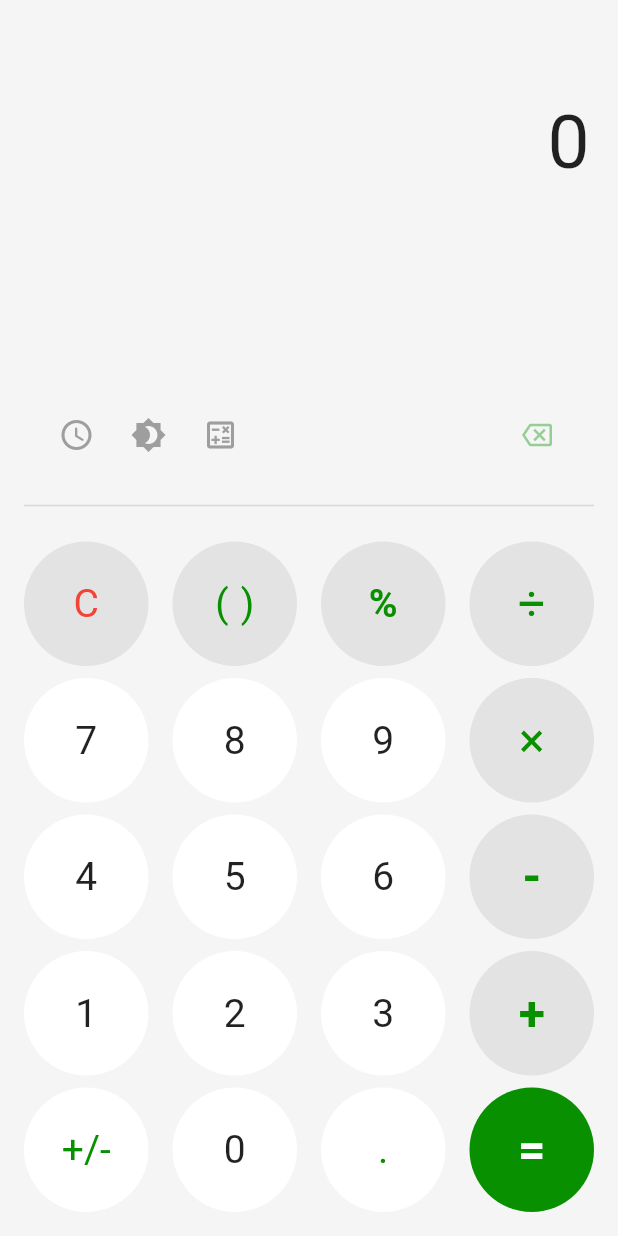
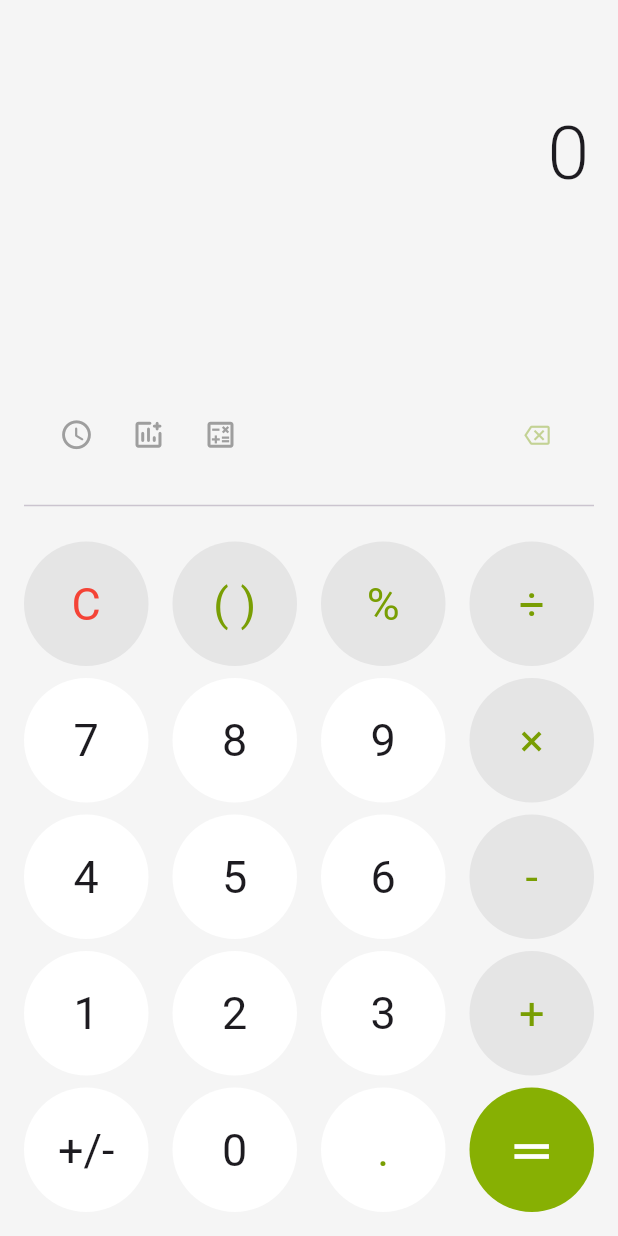
Before and after one commit to Rana76-u/files, a Flutter app: the screen it shows after launch, on a phone screen of 412 x 824 dp. Run offline on Flutter 3.47's test engine with Material 3 defaults, Android fonts, the phone set to English and light mode, and no system bars; our stand-ins replace equatable, file_picker, flutter_bloc, flutter_secure_storage, get, hive and 4 more; missing offline and left inert: open_file_plus; accounts and stored records are empty.

Commit message:
With Calculator UI 2

```diff
--- a/lib/Bloc/Calculator Logics/cubits/theme/theme_cubit.dart
+++ /dev/null
@@ -1,33 +0,0 @@
-import 'package:collection/collection.dart';
-import 'package:equatable/equatable.dart';
-import 'package:flutter/material.dart';
-import 'package:hydrated_bloc/hydrated_bloc.dart';
-import '../../../../Themes/app_theme.dart';
-part 'theme_state.dart';
-
-class ThemeCubit extends Cubit<ThemeMode> with HydratedMixin {
-  ThemeCubit() : super(ThemeMode.light) {
-    hydrate();
-    _onSetStatusBarAndNavigationBarColors(state);
-  }
-
-  void onToggleTheme({ThemeMode? themeMode}) {
-    themeMode ??= (state == ThemeMode.light ? ThemeMode.dark : ThemeMode.light);
-    _onSetStatusBarAndNavigationBarColors(themeMode);
-    emit(themeMode);
-  }
-
-  void _onSetStatusBarAndNavigationBarColors(ThemeMode themeMode) =>
-      AppTheme.setStatusBarAndNavigationBarColors(themeMode);
-
-  @override
-  ThemeMode? fromJson(Map<String, dynamic> json) {
-    return ThemeMode.values
-        .firstWhereOrNull((element) => element.name == json['value']);
-  }
-
-  @override
-  Map<String, dynamic>? toJson(ThemeMode state) {
-    return {'value': state.name};
-  }
-}
--- a/lib/Screens/calculator_screens/main/main_screen.dart
+++ b/lib/Screens/calculator_screens/main/main_screen.dart
@@ -1,10 +1,16 @@
+import 'dart:io';
+
+import 'package:files/APIs/folder_api.dart';
+import 'package:files/APIs/hive_api.dart';
 import 'package:flutter/material.dart';
 import 'package:flutter_bloc/flutter_bloc.dart';
+import 'package:get/get.dart';
+import 'package:path_provider/path_provider.dart';
 import '../../../APIs/calculation.dart';
 import '../../../Bloc/Calculator Logics/cubits/calculation/calculation_cubit.dart';
 import '../../../Bloc/Calculator Logics/cubits/history/history_cubit.dart';
-import '../../../Bloc/Calculator Logics/cubits/theme/theme_cubit.dart';
 import '../../../components/helpers/utils.dart';
+import '../../Hidden/Hidden Home/hidden_home.dart';
 
 class ButtonModel {
   final String operator;
@@ -59,7 +65,7 @@ class _MainScreenState extends State<MainScreen> {
     ButtonModel(operator: '+/-'),
     ButtonModel(operator: '0'),
     ButtonModel(operator: '.'),
-    ButtonModel(operator: '=', tooltip: 'Equal', size: 32.0, isBold: true),
+    ButtonModel(operator: '＝', tooltip: 'Equal', size: 32.0, isBold: true),
   ];
 
   @override
@@ -74,10 +80,6 @@ class _MainScreenState extends State<MainScreen> {
     });
   }
 
-  void _setTheme() {
-    context.read<ThemeCubit>().onToggleTheme();
-  }
-
   @override
   Widget build(BuildContext context) {
     final histories =
@@ -87,9 +89,6 @@ class _MainScreenState extends State<MainScreen> {
     final question = calculationState.question;
     final answer = calculationState.answer;
     final isInitial = calculationState.isInitial;
-    final themeMode = context.select((ThemeCubit cubit) => cubit.state);
-    final themeIcon =
-        themeMode == ThemeMode.light ? Icons.brightness_4 : Icons.brightness_5;
 
     return BlocListener<CalculationCubit, CalculationState>(
       listener: (context, state) {
@@ -135,7 +134,7 @@ class _MainScreenState extends State<MainScreen> {
                                   text: question[index],
                                   style: TextStyle(
                                     color: !Utils.isNumber(question[index])
-                                        ? Theme.of(context).primaryColor
+                                        ? const Color(0xFF799e03)//Theme.of(context).primaryColor
                                         : null,
                                   ),
                                 ),
@@ -143,7 +142,8 @@ class _MainScreenState extends State<MainScreen> {
                             ),
                             textAlign: TextAlign.end,
                             style: const TextStyle(
-                              fontSize: 50,
+                                fontSize:  50,
+                              fontWeight: FontWeight.w300
                               /*increase1
                                   ? increase2
                                   ? 26.0
@@ -155,7 +155,7 @@ class _MainScreenState extends State<MainScreen> {
                       ),
                       if (answer != null)
                         Padding(
-                          padding: const EdgeInsets.only(top: 22.0),
+                          padding: const EdgeInsets.only(bottom: 45.0),
                           child: SelectableText.rich(
                             TextSpan(
                               children: [
@@ -168,9 +168,10 @@ class _MainScreenState extends State<MainScreen> {
                               ],
                             ),
                             textAlign: TextAlign.end,
-                            style: const TextStyle(
-                                fontSize: 32.0,
-                              color: Colors.grey
+                            style: TextStyle(
+                                fontSize: 28.0,
+                              color: Colors.grey.shade600,
+                              fontWeight: FontWeight.w300
                             ),
                           ),
                         ),
@@ -202,16 +203,21 @@ class _MainScreenState extends State<MainScreen> {
                                     _isHistoryVisible
                                         ? Icons.calculate
                                         : Icons.access_time_rounded,
-                                    color: Colors.grey,
+                                    color: Colors.grey.shade500,
+                                    size: 23,
                                   ),
                                 ),
                               ),
                               Tooltip(
-                                message: 'Switch Theme',
+                                message: 'Unit Converter',
                                 child: IconButton(
                                   splashRadius: 20.0,
-                                  onPressed: _setTheme,
-                                  icon: Icon(themeIcon, color: Colors.grey,),
+                                  onPressed: () {},
+                                  icon: const Icon(
+                                    Icons.add_chart_rounded,
+                                    color: Colors.grey,
+                                    size: 23,
+                                  ),
                                 ),
                               ),
                               Tooltip(
@@ -219,7 +225,9 @@ class _MainScreenState extends State<MainScreen> {
                                 child: IconButton(
                                   onPressed: () {},
                                   splashRadius: 20.0,
-                                  icon: const Icon(Icons.calculate_outlined, color: Colors.grey,),
+                                  icon: const Icon(Icons.calculate_outlined,
+                                    color: Colors.grey,
+                                    size: 23,),
                                 ),
                               ),
                             ],
@@ -230,13 +238,13 @@ class _MainScreenState extends State<MainScreen> {
                           child: IconButton(
                             splashRadius: 20.0,
                             disabledColor:
-                                Theme.of(context).primaryColor.withOpacity(0.4),
-                            color: Theme.of(context).primaryColor,
+                            const Color(0xFF799e03).withOpacity(0.4),
+                            color: const Color(0xFF799e03),//Theme.of(context).primaryColor,
                             onPressed: isInitial
                                 ? null
                                 : () =>
                                     context.read<CalculationCubit>().onDelete(),
-                            icon: const Icon(Icons.backspace_outlined, size: 20,),
+                            icon: const Icon(Icons.backspace_outlined, size: 17,),
                           ),
                         ),
                       ],
@@ -392,15 +400,16 @@ class __ButtonItemState extends State<_ButtonItem> {
     final isParentheses = operator == '()';
     final isDelete = operator == '⌫';
     final isClear = operator == 'C';
-    final isEqual = operator == '=';
+    final isEqual = operator == '＝';
     final color = isEqual
         ? Colors.white
         : isClear
-            ? Colors.red
-            : Utils.isNumber(operator)
-                ? Theme.of(context).textTheme.bodyMedium?.color
-                : Theme.of(context).primaryColor;
-    final backgroundColor = isEqual ? Theme.of(context).primaryColor
+        ? Colors.red
+        : Utils.isNumber(operator) || operator == '+/-'
+        ? Theme.of(context).textTheme.bodyMedium?.color
+        :  const Color(0xFF799e03);//Theme.of(context).primaryColor;
+
+    final backgroundColor = isEqual ? const Color(0xFF87b003)//Theme.of(context).primaryColor
         :
         isParentheses || isClear || (!Utils.isNumber(operator) && operator != '+/-' && operator != '.')
             ? Theme.of(context).textTheme.bodyMedium?.color?.withOpacity(0.075)
@@ -408,8 +417,8 @@ class __ButtonItemState extends State<_ButtonItem> {
             Colors.white;
     //Theme.of(context).textTheme.bodyMedium?.color?.withOpacity(0.1);
 
-    final size = widget.buttonModel.size;
-    final isBold = widget.buttonModel.isBold;
+    //final size = widget.buttonModel.size;
+    //final isBold = widget.buttonModel.isBold;
 
     return Tooltip(
       message: tooltip,
@@ -446,7 +455,21 @@ class __ButtonItemState extends State<_ButtonItem> {
               } else if (isClear) {
                 context.read<CalculationCubit>().onClear();
               } else if (isEqual) {
-                context.read<CalculationCubit>().onEqual();
+
+                if (context.read<CalculationCubit>().state.question.contains(password)) {
+
+                  final directory = await getApplicationDocumentsDirectory();
+                  final rootFolder = Directory('${directory.path}/root');
+                  //if the root directory exists then go, otherwise create the root folder first
+                  if(await rootFolder.exists() == false){
+                    await createFolder('', '');
+                  }
+
+                  Get.to(() => const HiddenHome());
+                }
+                else{
+                  context.read<CalculationCubit>().onEqual();
+                }
               } else {
                 context.read<CalculationCubit>().onAdd(operator);
               }
@@ -463,9 +486,10 @@ class __ButtonItemState extends State<_ButtonItem> {
                     duration: const Duration(milliseconds: 100),
                     style: TextStyle(
                       color: color,
-                      fontSize: size - (isHold ? 5 : 0),
+                      fontSize: 30 - (isHold ? 5 : 0), ///size - (isHold ? 5 : 0)
                       letterSpacing: isParentheses ? 8 : null,
-                      fontWeight: isBold ? FontWeight.bold : FontWeight.normal,
+                      //fontWeight: isBold ? FontWeight.bold : FontWeight.normal,
+                      fontWeight: isEqual ? FontWeight.bold : FontWeight.normal
                     ),
                     child: Text(operator),
                   ),
--- a/lib/Themes/app_color.dart
+++ /dev/null
@@ -1,7 +0,0 @@
-import 'package:flutter/material.dart';
-
-class AppColor {
-  AppColor._();
-
-  static const Color primary = Color(0xFF089000);
-}
--- a/lib/Themes/app_theme.dart
+++ /dev/null
@@ -1,49 +0,0 @@
-import 'package:flutter/material.dart';
-import 'package:flutter/services.dart';
-
-import '../components/material_color_generator.dart';
-import 'app_color.dart';
-
-class AppTheme {
-  static ThemeData light = ThemeData(
-    appBarTheme: const AppBarTheme(
-      backgroundColor: Colors.white,
-      foregroundColor: Colors.black,
-      elevation: 0,
-    ),
-    brightness: Brightness.light,
-    primaryColor: AppColor.primary,
-    primarySwatch: MaterialColorGenerator.from(AppColor.primary),
-    scaffoldBackgroundColor: Colors.white,
-    useMaterial3: false,
-    visualDensity: VisualDensity.adaptivePlatformDensity,
-  );
-
-  static ThemeData dark = ThemeData(
-    appBarTheme: const AppBarTheme(
-      backgroundColor: Colors.black,
-      elevation: 0,
-    ),
-    brightness: Brightness.dark,
-    primaryColor: AppColor.primary,
-    primarySwatch: MaterialColorGenerator.from(AppColor.primary),
-    scaffoldBackgroundColor: Colors.black,
-    useMaterial3: false,
-    visualDensity: VisualDensity.adaptivePlatformDensity,
-  );
-
-  static void setStatusBarAndNavigationBarColors(ThemeMode themeMode) {
-    SystemChrome.setSystemUIOverlayStyle(SystemUiOverlayStyle(
-      statusBarColor: Colors.transparent,
-      statusBarBrightness:
-          themeMode == ThemeMode.light ? Brightness.light : Brightness.dark,
-      statusBarIconBrightness:
-          themeMode == ThemeMode.light ? Brightness.dark : Brightness.light,
-      systemNavigationBarIconBrightness:
-          themeMode == ThemeMode.light ? Brightness.dark : Brightness.light,
-      systemNavigationBarColor:
-          themeMode == ThemeMode.light ? Colors.white : Colors.black,
-      systemNavigationBarDividerColor: Colors.transparent,
-    ));
-  }
-}
--- a/lib/main.dart
+++ b/lib/main.dart
@@ -1,21 +1,32 @@
-import 'package:files/Screens/Hidden/Hidden%20Home/hidden_home.dart';
+import 'package:files/APIs/hive_api.dart';
+import 'package:files/Bloc/Hidden%20Home%20Bloc/hidden_home_bloc.dart';
 import 'package:flutter/material.dart';
 import 'package:flutter_bloc/flutter_bloc.dart';
 import 'package:get/get.dart';
+import 'package:hive_flutter/hive_flutter.dart';
 import 'package:hydrated_bloc/hydrated_bloc.dart';
 import 'package:path_provider/path_provider.dart';
-
 import 'Bloc/Calculator Logics/cubits/history/history_cubit.dart';
-import 'Bloc/Calculator Logics/cubits/theme/theme_cubit.dart';
-import 'Themes/app_theme.dart';
 import 'Widgets/app_router.dart';
 import 'components/custom_scroll_behavior.dart';
 
 void main() async {
   WidgetsFlutterBinding.ensureInitialized();
+  await Hive.initFlutter();
+
+  if(Hive.isBoxOpen('userDetails')) {
+    password = getFromHive('password')!;
+  }
+  else{
+    await Hive.openBox<String>('userDetails');
+    addToHive('password', '75+12');
+    password = '75+12';
+  }
+
   HydratedBloc.storage = await HydratedStorage.build(
     storageDirectory: await getTemporaryDirectory(),
   );
+
   runApp(const MyApp());
 }
 
@@ -30,18 +41,18 @@ class MyApp extends StatelessWidget {
         BlocProvider<HistoryCubit>(
           create: (context) => HistoryCubit(),
         ),
-        BlocProvider<ThemeCubit>(
-          create: (context) => ThemeCubit(),
+        BlocProvider<HiddenHomeBloc>(
+          create: (context) => HiddenHomeBloc(),
         ),
       ],
       child: Builder(
         builder: (context) {
-          final themeMode = context.select((ThemeCubit cubit) => cubit.state);
 
-          return MaterialApp(
-            theme: AppTheme.light,
-            darkTheme: AppTheme.dark,
-            themeMode: themeMode,
+          return GetMaterialApp(
+            theme: ThemeData(
+              colorScheme: ColorScheme.fromSeed(seedColor: Colors.deepPurple),
+              useMaterial3: true,
+            ),
             debugShowCheckedModeBanner: false,
             //title: Config.appName,
             onGenerateRoute: AppRouter().onGenerateRoute,
@@ -55,12 +66,3 @@ class MyApp extends StatelessWidget {
     );
   }
 }
-
-/*return GetMaterialApp(
-            debugShowCheckedModeBanner: false,
-            theme: ThemeData(
-              colorScheme: ColorScheme.fromSeed(seedColor: Colors.deepPurple),
-              useMaterial3: true,
-            ),
-            home: const HiddenHome(),
-          );*/
```
Also changed, not shown: lib/APIs/file_api.dart (+2 -7 lines), lib/APIs/folder_api.dart (+6 -1 lines), lib/APIs/hive_api.dart (added, +21 -0 lines), lib/Bloc/Calculator Logics/cubits/theme/theme_state.dart (deleted, +0 -8 lines), lib/Screens/Hidden/Edit Pass/edit_pass.dart (added, +237 -0 lines), lib/Screens/Hidden/Hidden Home/hidden_home.dart (+116 -52 lines), pubspec.yaml (+6 -1 lines), pubspec.lock, 21 other files.
